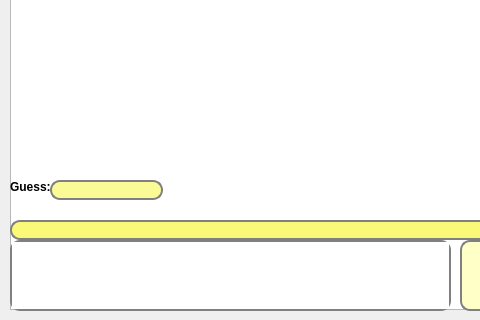
Before: the Qt Designer form trunk/client/src/tableForm.ui in domino14/aerolithdesktop, drawn with Qt 5; both pictures show x 0 to 480 and y 420 to 740 of the 1000 by 740 pixel window.
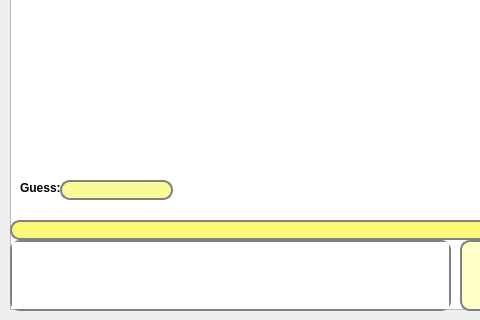
After: the same form once the commit is applied.

Diff of the .ui file:
```diff
--- a/trunk/client/src/tableForm.ui
+++ b/trunk/client/src/tableForm.ui
@@ -265,7 +265,7 @@
   <widget class="QLineEdit" name="lineEditSolution" >
    <property name="geometry" >
     <rect>
-     <x>50</x>
+     <x>60</x>
      <y>600</y>
      <width>113</width>
      <height>20</height>
@@ -288,10 +288,10 @@
   <widget class="QLabel" name="label" >
    <property name="geometry" >
     <rect>
-     <x>10</x>
+     <x>20</x>
      <y>600</y>
-     <width>46</width>
-     <height>14</height>
+     <width>41</width>
+     <height>16</height>
     </rect>
    </property>
    <property name="text" >
```
